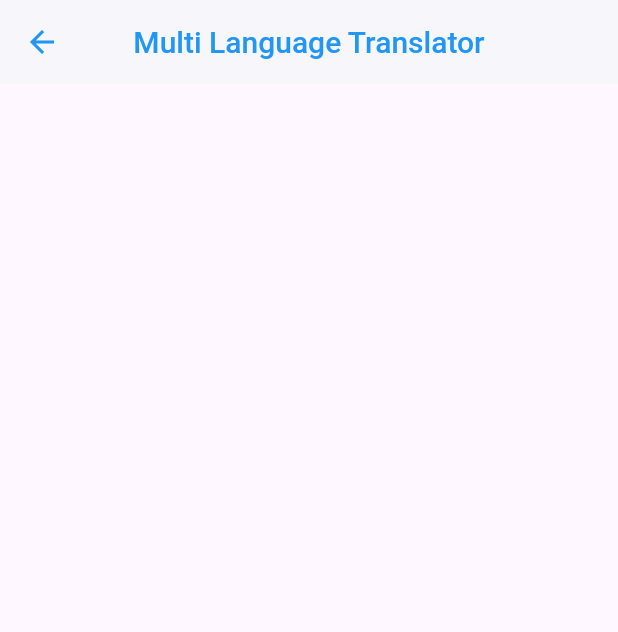
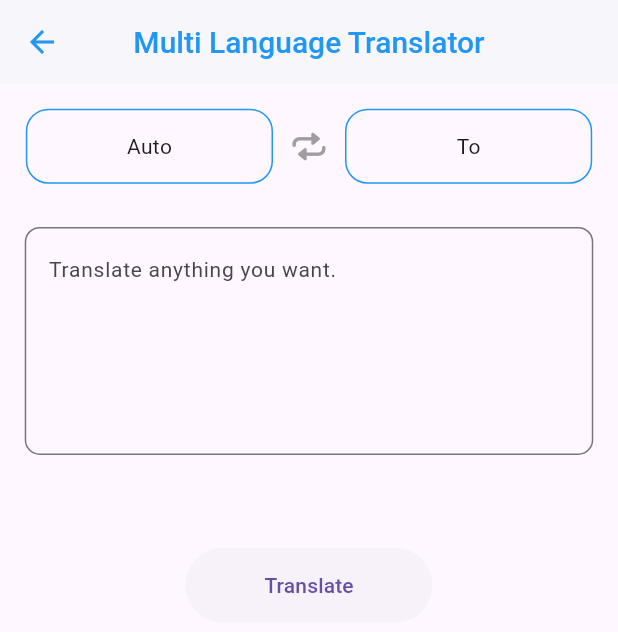
Before and after one commit to YashSah/PIXY, a Flutter app: the TranslatorFeature screen opened directly, on a phone screen of 412 x 824 dp. Shown: the top 632 px of the screen. Run offline on Flutter 3.47's test engine with Material 3 defaults, Android fonts, the phone set to English and light mode, and no system bars; our stand-ins replace animated_text_kit, cached_network_image, flutter_animate, get, hive, lottie and 1 more; missing offline and left inert: dart_openai, gallery_saver_updated; accounts and stored records are empty; statements that could not run were skipped; project files that could hold a hidden picture were left out.

Commit message:
translate feature UI design completed

```diff
--- /dev/null
+++ b/lib/controller/translate_controller.dart
@@ -0,0 +1,23 @@
+import 'package:flutter/material.dart';
+import 'package:get/get.dart';
+import 'package:pixy/helper/my_dialogs.dart';
+
+class TranslateController extends GetxController{
+
+  final textC = TextEditingController();
+  final resultC = TextEditingController();
+
+  final from = ''.obs, to = ''.obs;
+
+  Future<void> askQuestion() async {
+    if(textC.text.trim().isNotEmpty) {
+
+      // final res = await APIs.getAnswer(textC.text);
+
+      textC.clear();
+    } else {
+      MyDialog.info("Looks like you forgot to type something. Please enter a message.");
+    }
+  }
+
+}
--- a/lib/helper/global.dart
+++ b/lib/helper/global.dart
@@ -1,3 +1,3 @@
 
 
-const apikey = "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";
+const apikey = "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";
--- a/lib/screen/feature/translator_feature.dart
+++ b/lib/screen/feature/translator_feature.dart
@@ -1,4 +1,8 @@
+import 'package:flutter/cupertino.dart';
 import 'package:flutter/material.dart';
+import 'package:hive/hive.dart';
+import 'package:pixy/controller/translate_controller.dart';
+import 'package:pixy/widget/custom_btn.dart';
 
 class TranslatorFeature extends StatefulWidget {
   const TranslatorFeature({super.key});
@@ -8,6 +12,8 @@ class TranslatorFeature extends StatefulWidget {
 }
 
 class _TranslatorFeatureState extends State<TranslatorFeature> {
+  final _c = TranslateController();
+
   @override
   Widget build(BuildContext context) {
     return Scaffold(
@@ -15,8 +21,90 @@ class _TranslatorFeatureState extends State<TranslatorFeature> {
         title: const Text("Multi Language Translator"),
       ),
       body: ListView(
+        physics: const BouncingScrollPhysics(),
+        padding: EdgeInsets.only(
+          top: MediaQuery.of(context).size.height * 0.02,
+          bottom: MediaQuery.of(context).size.height * 0.1,
+        ),
         children: [
+          Row(
+            mainAxisAlignment: MainAxisAlignment.center,
+            children: [
+              //from language
+              Container(
+                height: 50,
+                width: MediaQuery.of(context).size.width * 0.4,
+                alignment: Alignment.center,
+                decoration: BoxDecoration(
+                  border: Border.all(color: Colors.blue),
+                  borderRadius: const BorderRadius.all(Radius.circular(15)),
+                ),
+                child: const Text("Auto"),
+              ),
 
+              IconButton(
+                onPressed: () {},
+                icon: const Icon(CupertinoIcons.repeat),
+                color: Colors.grey,
+              ),
+
+              //to language
+              Container(
+                height: 50,
+                width: MediaQuery.of(context).size.width * 0.4,
+                alignment: Alignment.center,
+                decoration: BoxDecoration(
+                  border: Border.all(color: Colors.blue),
+                  borderRadius: const BorderRadius.all(Radius.circular(15)),
+                ),
+                child: Text("To"),
+              ),
+            ],
+          ),
+          Padding(
+            padding: EdgeInsets.symmetric(
+              horizontal: MediaQuery.of(context).size.width *0.04,
+              vertical: MediaQuery.of(context).size.height * 0.035,
+            ),
+            child: TextFormField(
+              controller: _c.textC,
+              minLines: 5,
+              maxLines: null,
+              onTapOutside: (e) => FocusScope.of(context).unfocus(),
+              decoration: InputDecoration(
+                hintText: "Translate anything you want.",
+                hintStyle: const TextStyle(fontSize: 14),
+                border: OutlineInputBorder(
+                  borderRadius: BorderRadius.circular(10),
+                ),
+              ),
+            ),
+          ),
+
+          //result field
+          if(_c.resultC.text.isNotEmpty)
+          Padding(
+            padding: EdgeInsets.symmetric(
+              horizontal: MediaQuery.of(context).size.width *0.04,
+            ),
+            child: TextFormField(
+              controller: _c.resultC,
+              maxLines: null,
+              onTapOutside: (e) => FocusScope.of(context).unfocus(),
+              decoration: InputDecoration(
+                border: OutlineInputBorder(
+                  borderRadius: BorderRadius.circular(10),
+                ),
+              ),
+            ),
+          ),
+
+          SizedBox(height: MediaQuery.of(context).size.height * 0.04,),
+
+          CustomBtn(
+            onTap: () {},
+            text: "Translate",
+          ),
         ],
       ),
     );
```
